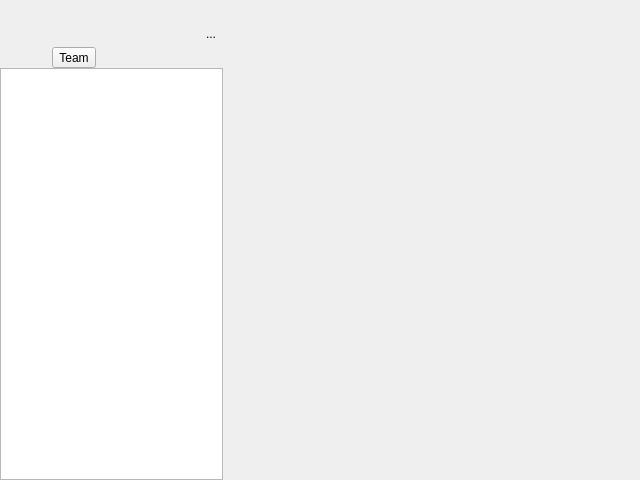
This is sources/mainwindow.ui in Ri0n/matterleast as Qt 5 draws it before an edit. The edited form follows.
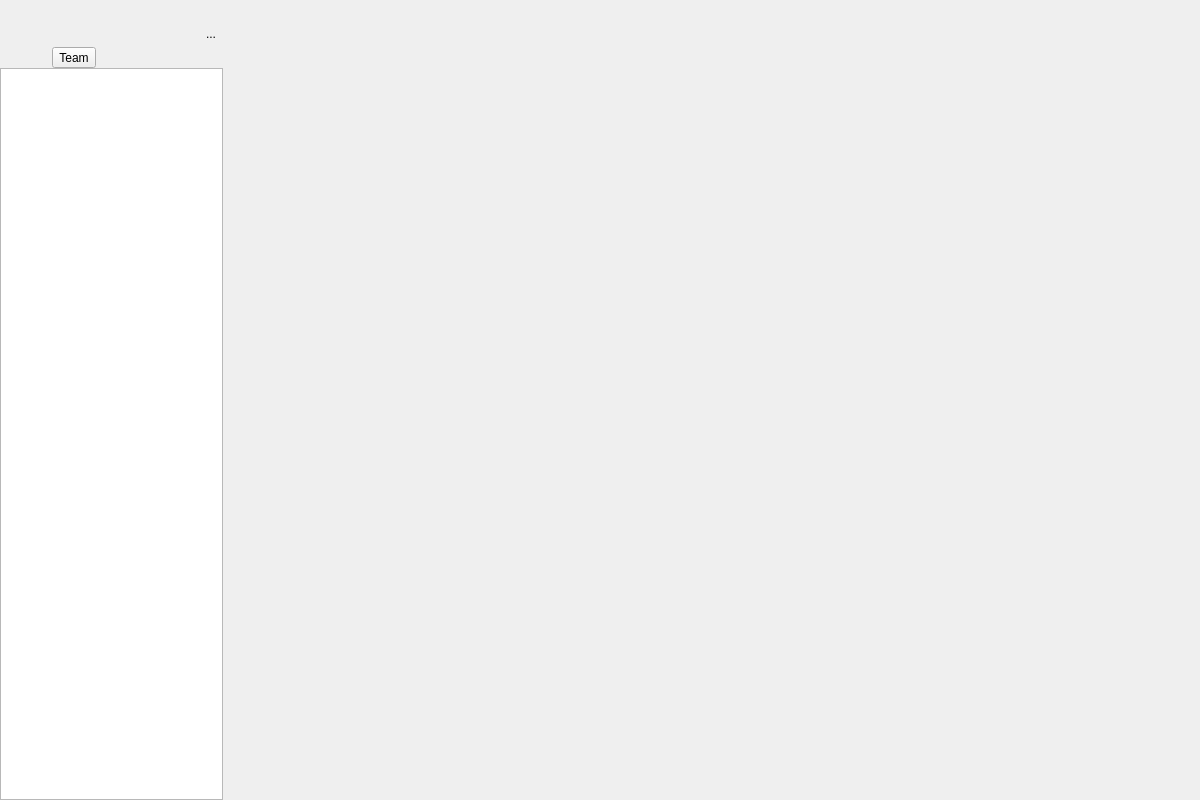
This is the edited form. Icons and pictures are not drawn. Custom widgets are drawn as their Qt base class.

Commit message: Use a larger default main window size

Diff of the .ui file:
```diff
--- a/sources/mainwindow.ui
+++ b/sources/mainwindow.ui
@@ -6,8 +6,8 @@
    <rect>
     <x>0</x>
     <y>0</y>
-    <width>640</width>
-    <height>480</height>
+    <width>1200</width>
+    <height>800</height>
    </rect>
   </property>
   <property name="windowTitle">
```
Left out of the diff: 2 changed lines with no effect on the pictures.
